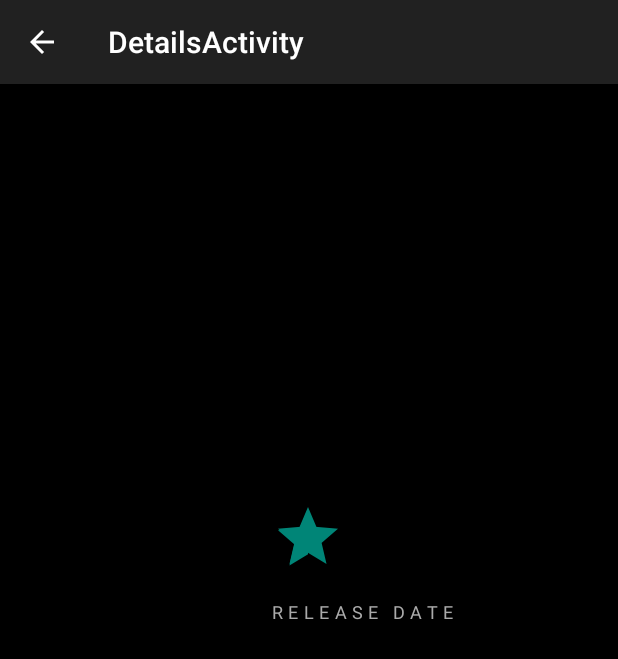
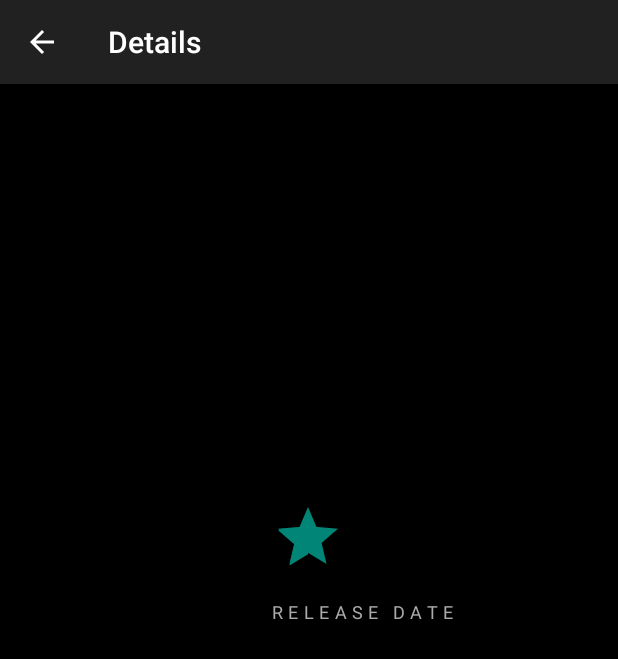
Before and after one commit to NishaShinde/UdacityAndroidProjects, an Android app: the DetailsActivity screen opened directly, with no data from a screen before it, on a phone screen of 412 x 824 dp. Shown: the top 659 px of the screen. Run offline under Robolectric (Android 15) with nearby library versions, the phone set to English and light mode, and no system bars; our stand-ins replace Picasso, data binding; network calls fail; pictures from the network do not load.

Commit message:
Add app icon + Few minor bugs regarding UI fixed.

```diff
--- a/app/src/main/AndroidManifest.xml
+++ b/app/src/main/AndroidManifest.xml
@@ -7,7 +7,7 @@
 
     <application
         android:allowBackup="true"
-        android:icon="@mipmap/ic_launcher"
+        android:icon="@mipmap/app_launcher_icon"
         android:label="@string/app_name"
         android:supportsRtl="true"
         android:theme="@style/Theme.AppCompat.DayNight.DarkActionBar">
--- a/app/src/main/res/layout/activity_details.xml
+++ b/app/src/main/res/layout/activity_details.xml
@@ -54,7 +54,7 @@
                 android:layout_height="wrap_content"
                 android:gravity="center_vertical"
                 android:textColor="@android:color/white"
-                tools:text="An amazon princess comes to the world of Man to become the greatest of the female superheroes."
+                tools:text="@string/wonder_woman_overview"
                 app:layout_constraintLeft_toLeftOf="@+id/movieNameTextView"
                 android:layout_marginTop="8dp"
                 android:textSize="15sp"
@@ -80,7 +80,7 @@
                 android:id="@+id/movieRatingTextView"
                 android:layout_width="wrap_content"
                 android:layout_height="wrap_content"
-                tools:text="8.1/10"
+                tools:text="@string/wonder_woman_rating"
                 android:textColor="@android:color/white"
                 android:textSize="20sp"
                 app:layout_constraintLeft_toRightOf="@+id/movieRatingBar"
@@ -95,7 +95,7 @@
                 android:id="@+id/releaseDateTextView"
                 android:layout_width="wrap_content"
                 android:layout_height="wrap_content"
-                tools:text="30 May 2017"
+                tools:text="@string/wonder_woman_release_date"
                 android:textColor="@android:color/white"
                 android:textSize="18sp"
                 android:layout_marginTop="8dp"
@@ -106,7 +106,7 @@
                 android:id="@+id/releaseDateLabel"
                 android:layout_width="wrap_content"
                 android:layout_height="wrap_content"
-                android:text="Release Date"
+                android:text="@string/release_date_label"
                 android:textAllCaps="true"
                 android:letterSpacing="0.3"
                 android:textAppearance="@style/TextAppearance.AppCompat.Caption"
--- a/app/src/main/res/values/strings.xml
+++ b/app/src/main/res/values/strings.xml
@@ -7,7 +7,12 @@
     <string name="no_movies">No Movies Found.</string>
     <string name="no_internet">No Internet Connection.</string>
 
-    <string name="title_activity_details">DetailsActivity</string>
+    <string name="title_activity_details">Details</string>
     <string name="dummy_button">Dummy Button</string>
     <string name="dummy_content">DUMMY\nCONTENT</string>
+
+    <string name="wonder_woman_overview">An amazon princess comes to the world of Man to become the greatest of the female superheroes.</string>
+    <string name="wonder_woman_rating">8.1/10</string>
+    <string name="wonder_woman_release_date">30 May 2017</string>
+    <string name="release_date_label">Release Date</string>
 </resources>
```
Also changed, not shown: app/src/main/java/com/example/android/popularmoviesapp/DetailsActivity.java (+8 -3 lines), app/src/main/java/com/example/android/popularmoviesapp/MainActivity.java (+13 -7 lines), app/src/main/java/com/example/android/popularmoviesapp/MovieAdapter.java (+5 -6 lines), app/src/main/res/layout/activity_main.xml (+6 -2 lines), app/src/main/app_launcher_icon-web.png (added), app/src/main/res/mipmap-hdpi/app_launcher_icon.png (added), app/src/main/res/mipmap-mdpi/app_launcher_icon.png (added), app/src/main/res/mipmap-xhdpi/app_launcher_icon.png (added), app/src/main/res/mipmap-xxhdpi/app_launcher_icon.png (added), app/src/main/res/mipmap-xxxhdpi/app_launcher_icon.png (added).
